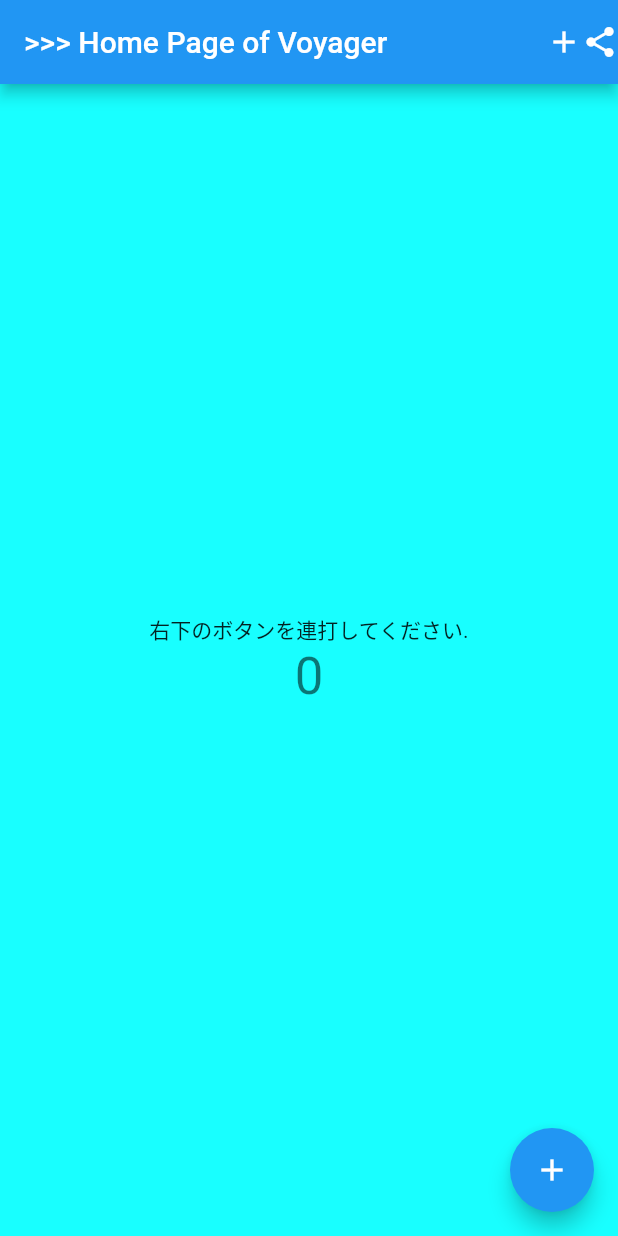
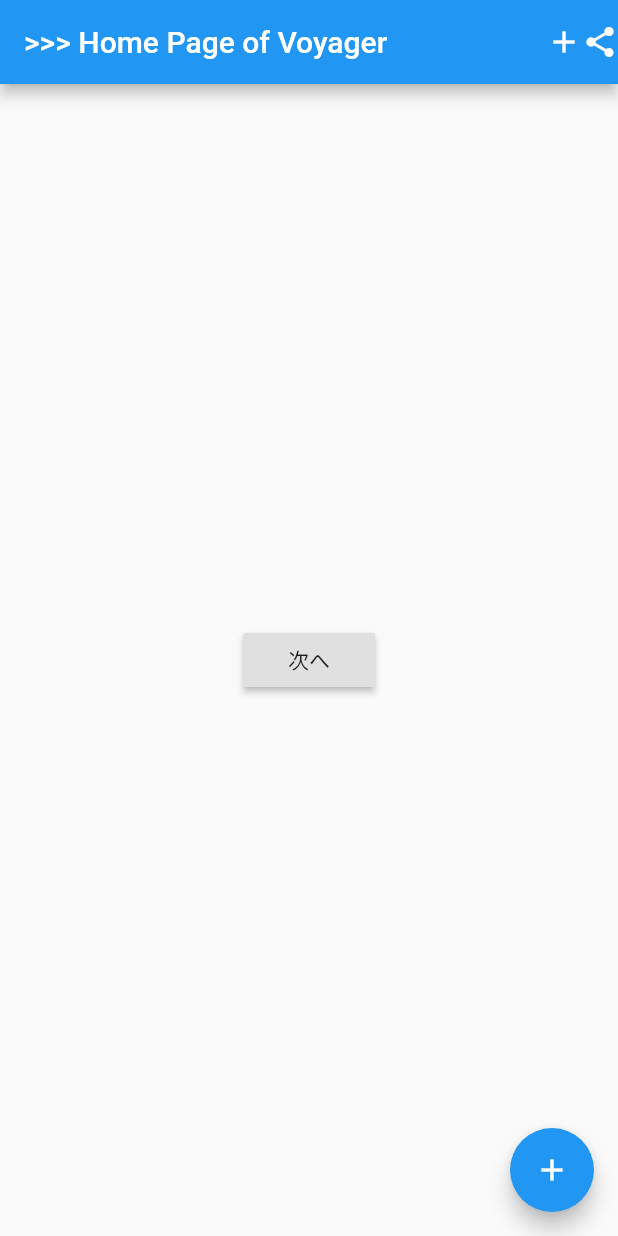
Before and after one commit to VoyagerYoshida/first_app, a Flutter app: the screen it shows after launch, on a phone screen of 412 x 824 dp. Run offline on Flutter 3.47's test engine with Material 2 defaults, Android fonts, the phone set to English and light mode, and no system bars.

```diff
--- a/lib/main.dart
+++ b/lib/main.dart
@@ -1,3 +1,4 @@
+import 'package:first_app/next_page.dart';
 import 'package:flutter/material.dart';
 
 void main() {
@@ -45,27 +46,24 @@ class _MyHomePageState extends State<MyHomePage> {
           Icon(Icons.share),
         ],
       ),
-      body: Container(
-        width: double.infinity,
-        color: Colors.cyanAccent,
-        child: Column(
-          mainAxisAlignment: MainAxisAlignment.center,
-          children: <Widget>[
-            Text(
-              '右下のボタンを連打してください.',
-            ),
-            Text(
-              '$_counter',
-              style: Theme.of(context).textTheme.headline4,
-            ),
-          ],
+      body: Center(
+        child: RaisedButton(
+          child: Text('次へ'),
+          onPressed: (){
+            Navigator.push(
+              context,
+              MaterialPageRoute(
+                builder: (context) => NextPage(),
+              ),
+            );
+          },
         ),
       ),
       floatingActionButton: FloatingActionButton(
         onPressed: _incrementCounter,
         tooltip: 'Increment',
         child: Icon(Icons.add),
-      ), // This trailing comma makes auto-formatting nicer for build methods.
+      ),
     );
   }
 }
```
Also changed, not shown: lib/next_page.dart (added, +21 -0 lines).
